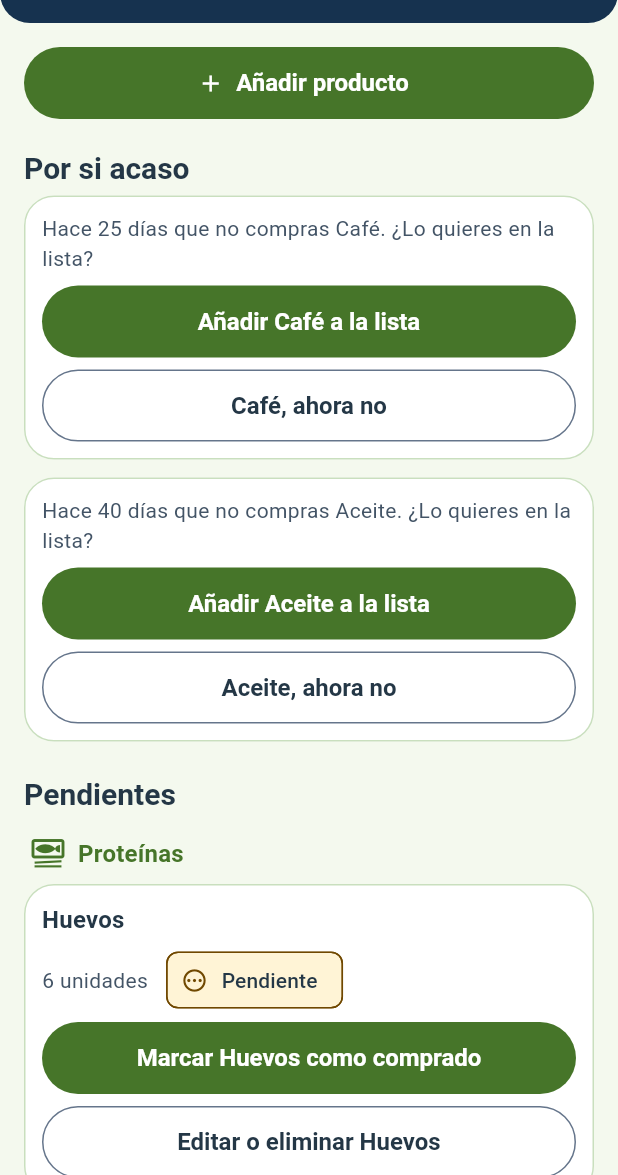
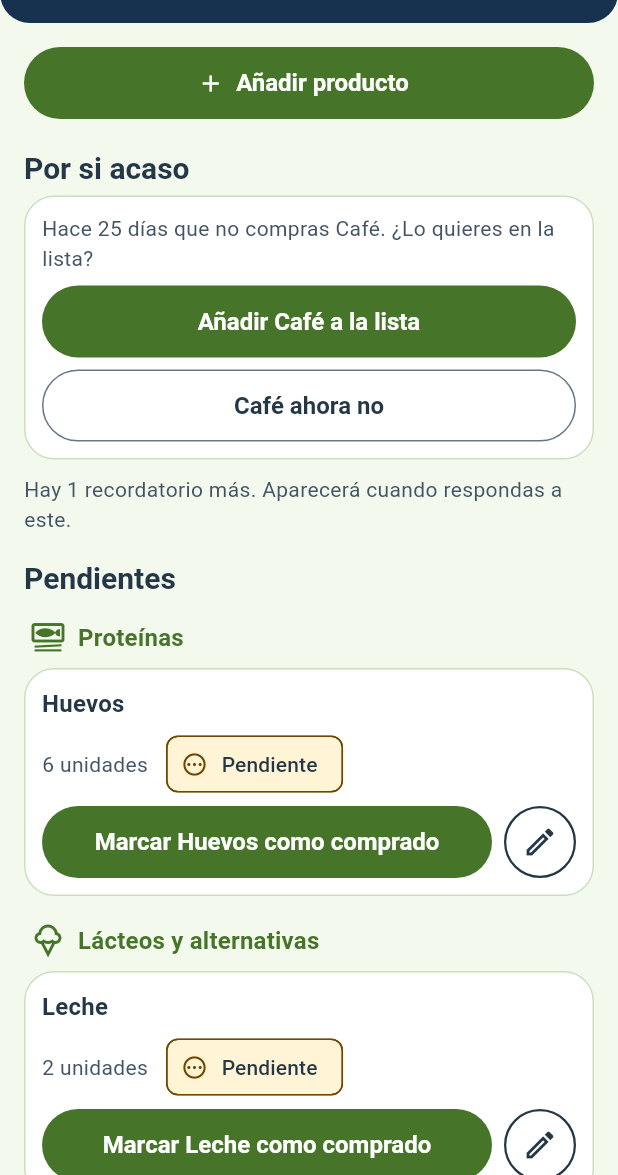
Before and after one commit to cnoumw0/accesibilidad-gruboG, a Flutter app: the ListaScreen screen opened by its route, on a phone screen of 412 x 824 dp, the part 61-1236 px from its top. Run offline on Flutter 3.47's test engine with Material 3 defaults, Android fonts, the phone set to English and light mode, and no system bars; our stand-ins replace go_router, material_ui.

Commit message:
Lista: un recordatorio cada vez, botón editar compacto y texto 'X ahora no'

```diff
--- a/app/lib/screens/lista_screen.dart
+++ b/app/lib/screens/lista_screen.dart
@@ -166,7 +166,7 @@ class _ListaScreenState extends State<ListaScreen> {
                     style: Theme.of(context).textTheme.titleLarge,
                   ),
                 ),
-                for (final habitual in recordatorios.take(2))
+                for (final habitual in recordatorios.take(1))
                   _Recordatorio(
                     habitual: habitual,
                     onAnadir: () {
@@ -184,12 +184,15 @@ class _ListaScreenState extends State<ListaScreen> {
                       );
                     },
                   ),
-                if (recordatorios.length > 2)
+                if (recordatorios.length > 1)
                   Padding(
                     padding: const EdgeInsets.only(top: 4),
                     child: Text(
-                      'Hay ${recordatorios.length - 2} recordatorios más. '
-                      'Aparecerán cuando respondas a estos.',
+                      recordatorios.length == 2
+                          ? 'Hay 1 recordatorio más. '
+                                'Aparecerá cuando respondas a este.'
+                          : 'Hay ${recordatorios.length - 1} recordatorios más. '
+                                'Aparecerán cuando respondas a este.',
                     ),
                   ),
                 const SizedBox(height: 16),
@@ -336,7 +339,7 @@ class _Recordatorio extends StatelessWidget {
             const SizedBox(height: 8),
             OutlinedButton(
               onPressed: onAhoraNo,
-              child: Text('${habitual.nombre}, ahora no'),
+              child: Text('${habitual.nombre} ahora no'),
             ),
           ],
         ),
--- a/app/lib/widgets/producto_tile.dart
+++ b/app/lib/widgets/producto_tile.dart
@@ -93,17 +93,35 @@ class ProductoTile extends StatelessWidget {
               ),
             ),
             const SizedBox(height: 4),
-            FilledButton.tonal(
+            Row(
+              children: [
+                Expanded(
+                  child: FilledButton.tonal(
                     onPressed: onCambiarEstado,
                     child: Text(
                       'Marcar ${producto.nombre} como '
                       '${producto.comprado ? 'pendiente' : 'comprado'}',
                     ),
                   ),
-            const SizedBox(height: 8),
-            OutlinedButton(
+                ),
+                const SizedBox(width: 8),
+                IconButton.outlined(
                   onPressed: onEditar,
-              child: Text('Editar o eliminar ${producto.nombre}'),
+                  icon: const Icon(Icons.edit_outlined),
+                  tooltip: 'Editar o eliminar ${producto.nombre}',
+                  style: IconButton.styleFrom(
+                    foregroundColor: AppColors.textoPrincipal,
+                    side: const BorderSide(
+                      color: AppColors.textoPrincipal,
+                      width: 1.5,
+                    ),
+                  ),
+                  constraints: const BoxConstraints(
+                    minWidth: 48,
+                    minHeight: 48,
+                  ),
+                ),
+              ],
             ),
           ],
         ),
```
Lines whose indentation alone changed are shown as unchanged.
